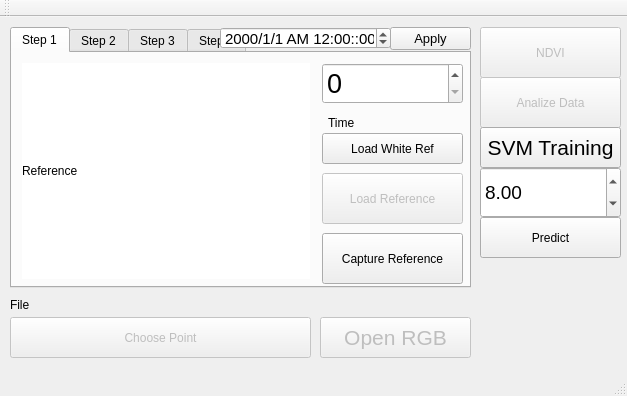
This is mainwindow.ui in Chia-ChunHsu/NewCapture as Qt 5 draws it before an edit. The edited form follows.
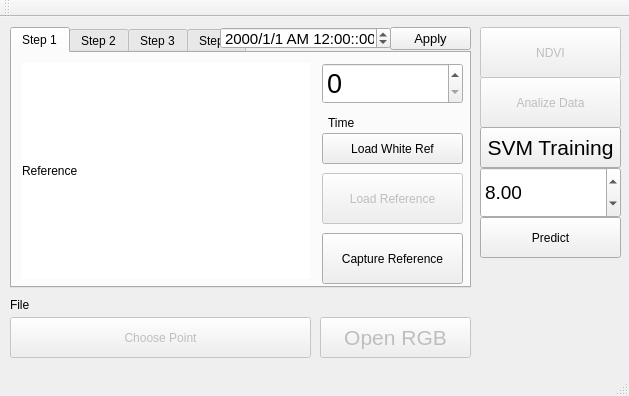
This is the edited form. The open tabs and pages were chosen to show the change.

The edit to the form file:
```diff
--- a/mainwindow.ui
+++ b/mainwindow.ui
@@ -6,7 +6,7 @@
    <rect>
     <x>0</x>
     <y>0</y>
-    <width>627</width>
+    <width>629</width>
     <height>396</height>
    </rect>
   </property>
```
Left out of the diff: 17 changed lines with no effect on the pictures.
